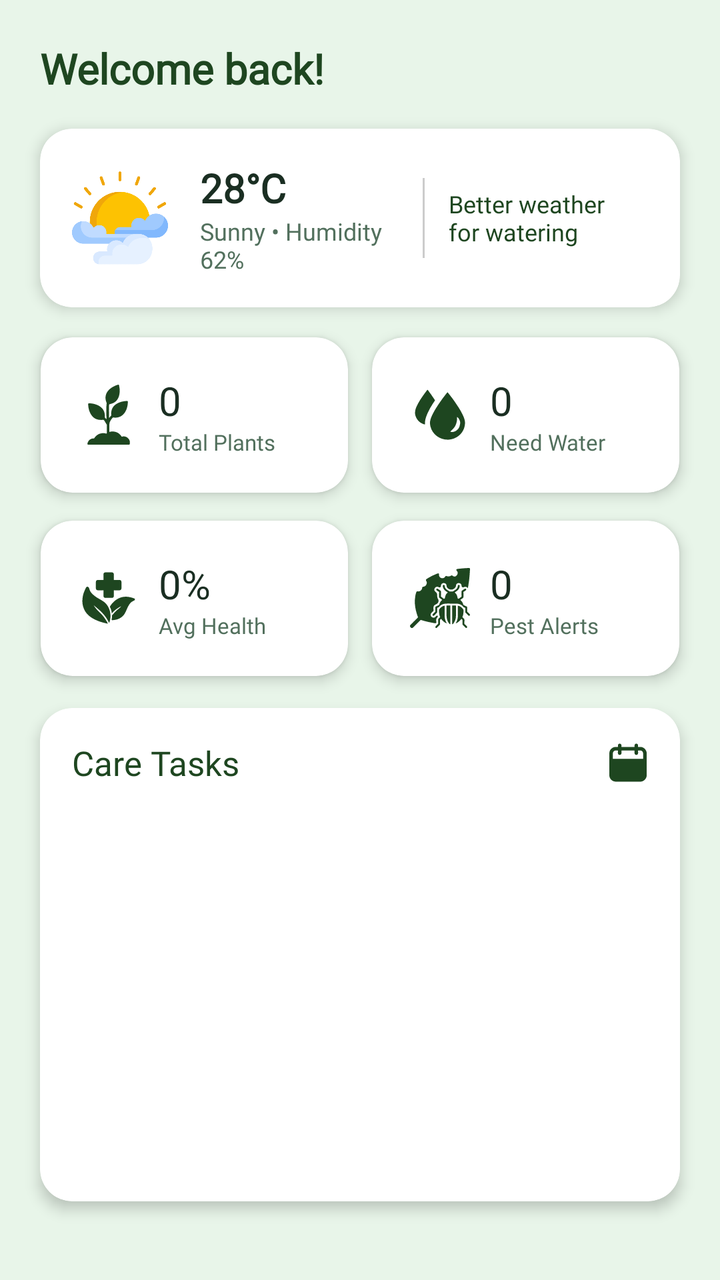
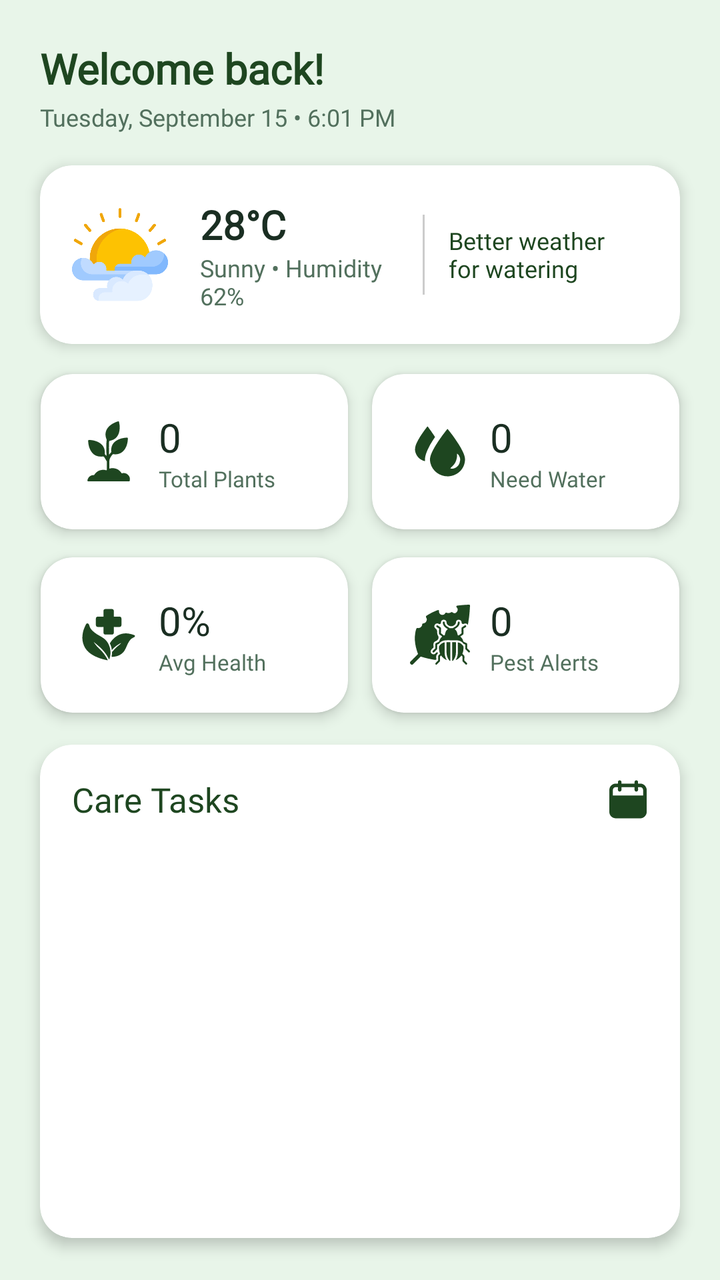

Before-and-after screenshots of an Android layout around one commit, followed by the original layout XML and the change that was made.
<!-- AndroidManifest.xml: application theme Theme.SmartGrow -->
<!-- res/layout/fragment_home.xml -->
<?xml version="1.0" encoding="utf-8"?>
<androidx.constraintlayout.widget.ConstraintLayout xmlns:android="http://schemas.android.com/apk/res/android"
    xmlns:app="http://schemas.android.com/apk/res-auto"
    android:layout_width="match_parent"
    android:layout_height="match_parent"
    xmlns:tools="http://schemas.android.com/tools"
    android:background="@color/app_background"
    android:clipChildren="false"
    android:clipToPadding="false">

    <androidx.core.widget.NestedScrollView
        android:layout_width="match_parent"
        android:layout_height="match_parent"
        android:fillViewport="true"
        android:clipChildren="false"
        android:clipToPadding="false">

        <androidx.constraintlayout.widget.ConstraintLayout
            android:layout_width="match_parent"
            android:layout_height="wrap_content"
            android:paddingTop="20dp"
            android:paddingBottom="40dp"
            android:clipChildren="false"
            android:clipToPadding="false">

            
            <TextView
                android:id="@+id/tv_user_greeting"
                android:layout_width="0dp"
                android:layout_height="wrap_content"
                android:layout_marginStart="20dp"
                android:layout_marginEnd="20dp"
                android:text="Welcome back!"
                android:textSize="21sp"
                android:textStyle="bold"
                android:textColor="@color/primary_green"
                android:fontFamily="@font/inter_extrabold"
                app:layout_constraintTop_toTopOf="parent"
                app:layout_constraintStart_toStartOf="parent"
                app:layout_constraintEnd_toEndOf="parent"/>

            
            <com.google.android.material.card.MaterialCardView
                android:id="@+id/card_weather_summary"
                android:layout_width="0dp"
                android:layout_height="wrap_content"
                android:layout_marginTop="16dp"
                android:layout_marginStart="20dp"
                android:layout_marginEnd="20dp"
                app:cardCornerRadius="16dp"
                app:cardElevation="4dp"
                app:cardBackgroundColor="@color/card_background"
                app:strokeWidth="0dp"
                app:layout_constraintTop_toBottomOf="@id/tv_user_greeting"
                app:layout_constraintStart_toStartOf="parent"
                app:layout_constraintEnd_toEndOf="parent">

                <LinearLayout
                    android:layout_width="match_parent"
                    android:layout_height="wrap_content"
                    android:gravity="center_vertical"
                    android:orientation="horizontal"
                    android:padding="16dp">

                    <ImageView
                        android:layout_width="48dp"
                        android:layout_height="48dp"
                        android:src="@drawable/ic_weather" />

                    <LinearLayout
                        android:layout_width="0dp"
                        android:layout_height="wrap_content"
                        android:layout_marginStart="16dp"
                        android:layout_weight="1"
                        android:orientation="vertical">

                        <TextView
                            android:id="@+id/tv_weather_temp"
                            android:layout_width="wrap_content"
                            android:layout_height="wrap_content"
                            android:fontFamily="@font/inter_extrabold"
                            android:text="28°C"
                            android:textColor="@color/text_primary"
                            android:textSize="20sp"
                            android:textStyle="bold" />

                        <TextView
                            android:id="@+id/tv_weather_desc"
                            android:layout_width="wrap_content"
                            android:layout_height="wrap_content"
                            android:fontFamily="@font/inter_medium"
                            android:text="Sunny • Humidity 62%"
                            android:textColor="@color/text_secondary"
                            android:textSize="12sp" />
                    </LinearLayout>

                    <View
                        android:layout_width="1dp"
                        android:layout_height="40dp"
                        android:layout_marginHorizontal="12dp"
                        android:background="@color/divider_color" />

                    <TextView
                        android:layout_width="0dp"
                        android:layout_height="wrap_content"
                        android:layout_weight="1"
                        android:fontFamily="@font/inter_medium"
                        android:text="Better weather \nfor watering"
                        android:textColor="@color/primary_green"
                        android:textSize="12sp" />
                </LinearLayout>
            </com.google.android.material.card.MaterialCardView>

            
            <androidx.constraintlayout.widget.ConstraintLayout
                android:id="@+id/layout_cards_container"
                android:layout_width="0dp"
                android:layout_height="wrap_content"
                android:layout_marginTop="10dp"
                android:layout_marginStart="20dp"
                android:layout_marginEnd="20dp"
                app:layout_constraintTop_toBottomOf="@id/card_weather_summary"
                app:layout_constraintStart_toStartOf="parent"
                app:layout_constraintEnd_toEndOf="parent"
                android:clipChildren="false"
                android:clipToPadding="false">

                <com.google.android.material.card.MaterialCardView
                    android:id="@+id/card_total_plants"
                    android:layout_width="0dp"
                    android:layout_height="wrap_content"
                    android:layout_marginEnd="6dp"
                    android:layout_marginBottom="12dp"
                    android:layout_marginTop="5dp"
                    app:cardCornerRadius="16dp"
                    app:cardElevation="4dp"
                    app:cardBackgroundColor="@color/card_background"
                    app:strokeWidth="0dp"
                    app:layout_constraintTop_toTopOf="parent"
                    app:layout_constraintStart_toStartOf="parent"
                    app:layout_constraintEnd_toStartOf="@id/card_need_water"
                    app:layout_constraintWidth_percent="0.48">

                    <LinearLayout
                        android:layout_width="match_parent"
                        android:layout_height="wrap_content"
                        android:orientation="horizontal"
                        android:gravity="center_vertical"
                        android:paddingHorizontal="14dp"
                        android:paddingVertical="18dp">
                        <ImageView
                            android:layout_width="30dp"
                            android:layout_height="30dp"
                            android:src="@drawable/ic_tp"
                            android:layout_marginLeft="5dp"
                            app:tint="@color/ic_theme_tint"/>
                        <LinearLayout
                            android:layout_width="wrap_content"
                            android:layout_height="wrap_content"
                            android:orientation="vertical"
                            android:layout_marginStart="10dp">
                            <TextView
                                android:id="@+id/tv_count_total_plants"
                                android:layout_width="wrap_content"
                                android:layout_height="wrap_content"
                                android:text="0"
                                android:textSize="20sp"
                                android:fontFamily="@font/inter_extrabold"
                                android:textColor="@color/text_primary"/>
                            <TextView
                                android:layout_width="wrap_content"
                                android:layout_height="wrap_content"
                                android:text="Total Plants"
                                android:textSize="11sp"
                                android:fontFamily="@font/inter_medium"
                                android:textColor="@color/text_secondary"/>
                        </LinearLayout>
                    </LinearLayout>
                </com.google.android.material.card.MaterialCardView>

                <com.google.android.material.card.MaterialCardView
                    android:id="@+id/card_need_water"
                    android:layout_width="0dp"
                    android:layout_height="wrap_content"
                    android:layout_marginStart="6dp"
                    android:layout_marginBottom="12dp"
                    android:layout_marginTop="5dp"
                    app:cardCornerRadius="16dp"
                    app:cardElevation="4dp"
                    app:cardBackgroundColor="@color/card_background"
                    app:strokeWidth="0dp"
                    app:layout_constraintTop_toTopOf="parent"
                    app:layout_constraintStart_toEndOf="@id/card_total_plants"
                    app:layout_constraintEnd_toEndOf="parent"
                    app:layout_constraintWidth_percent="0.48">

                    <LinearLayout
                        android:layout_width="match_parent"
                        android:layout_height="wrap_content"
                        android:gravity="center_vertical"
                        android:orientation="horizontal"
                        android:paddingHorizontal="14dp"
                        android:paddingVertical="18dp">

                        <ImageView
                            android:layout_width="30dp"
                            android:layout_height="30dp"
                            android:src="@drawable/ic_water"
                            android:layout_marginLeft="5dp"
                            app:tint="@color/ic_theme_tint"/>

                        <LinearLayout
                            android:layout_width="wrap_content"
                            android:layout_height="wrap_content"
                            android:layout_marginStart="10dp"
                            android:orientation="vertical">

                            <TextView
                                android:id="@+id/tv_count_need_water"
                                android:layout_width="wrap_content"
                                android:layout_height="wrap_content"
                                android:text="0"
                                android:textColor="@color/text_primary"
                                android:textSize="20sp"
                                android:fontFamily="@font/inter_extrabold"/>

                            <TextView
                                android:layout_width="wrap_content"
                                android:layout_height="wrap_content"
                                android:fontFamily="@font/inter_medium"
                                android:text="Need Water"
                                android:textColor="@color/text_secondary"
                                android:textSize="11sp" />
                        </LinearLayout>
                    </LinearLayout>
                </com.google.android.material.card.MaterialCardView>

                <com.google.android.material.card.MaterialCardView
                    android:id="@+id/card_avg_health"
                    android:layout_width="0dp"
                    android:layout_height="wrap_content"
                    android:layout_marginEnd="6dp"
                    android:layout_marginTop="14dp"
                    android:layout_marginBottom="10dp"
                    app:cardCornerRadius="16dp"
                    app:cardElevation="4dp"
                    app:cardBackgroundColor="@color/card_background"
                    app:strokeWidth="0dp"
                    app:layout_constraintTop_toBottomOf="@id/card_total_plants"
                    app:layout_constraintBottom_toBottomOf="parent"
                    app:layout_constraintStart_toStartOf="parent"
                    app:layout_constraintEnd_toStartOf="@id/card_pest_alerts"
                    app:layout_constraintWidth_percent="0.48">

                    <LinearLayout
                        android:layout_width="match_parent"
                        android:layout_height="wrap_content"
                        android:orientation="horizontal"
                        android:gravity="center_vertical"
                        android:paddingHorizontal="14dp"
                        android:paddingVertical="18dp">
                        <ImageView
                            android:layout_width="30dp"
                            android:layout_height="30dp"
                            android:src="@drawable/ic_avg_health"
                            android:layout_marginLeft="5dp"
                            app:tint="@color/ic_theme_tint"/>
                        <LinearLayout
                            android:layout_width="wrap_content"
                            android:layout_height="wrap_content"
                            android:orientation="vertical"
                            android:layout_marginStart="10dp">
                            <TextView
                                android:id="@+id/tv_value_avg_health"
                                android:layout_width="wrap_content"
                                android:layout_height="wrap_content"
                                android:text="0%"
                                android:textSize="20sp"
                                android:fontFamily="@font/inter_extrabold"
                                android:textColor="@color/text_primary"/>
                            <TextView
                                android:layout_width="wrap_content"
                                android:layout_height="wrap_content"
                                android:text="Avg Health"
                                android:textSize="11sp"
                                android:fontFamily="@font/inter_medium"
                                android:textColor="@color/text_secondary"/>

                        </LinearLayout>
                    </LinearLayout>
                </com.google.android.material.card.MaterialCardView>

                <com.google.android.material.card.MaterialCardView
                    android:id="@+id/card_pest_alerts"
                    android:layout_width="0dp"
                    android:layout_height="wrap_content"
                    android:layout_marginStart="6dp"
                    android:layout_marginTop="14dp"
                    android:layout_marginBottom="10dp"
                    app:cardCornerRadius="16dp"
                    app:cardElevation="4dp"
                    app:cardBackgroundColor="@color/card_background"
                    app:strokeWidth="0dp"
                    app:layout_constraintTop_toBottomOf="@id/card_need_water"
                    app:layout_constraintBottom_toBottomOf="parent"
                    app:layout_constraintStart_toEndOf="@id/card_avg_health"
                    app:layout_constraintEnd_toEndOf="parent"
                    app:layout_constraintWidth_percent="0.48">

                    <LinearLayout
                        android:layout_width="match_parent"
                        android:layout_height="wrap_content"
                        android:orientation="horizontal"
                        android:gravity="center_vertical"
                        android:paddingHorizontal="14dp"
                        android:paddingVertical="18dp">
                        <ImageView
                            android:layout_width="30dp"
                            android:layout_height="30dp"
                            android:src="@drawable/ic_pest"
                            android:layout_marginLeft="5dp"
                            app:tint="@color/ic_theme_tint"/>
                        <LinearLayout
                            android:layout_width="wrap_content"
                            android:layout_height="wrap_content"
                            android:orientation="vertical"
                            android:layout_marginStart="10dp">
                            <TextView
                                android:id="@+id/tv_count_pest_alerts"
                                android:layout_width="wrap_content"
                                android:layout_height="wrap_content"
                                android:text="0"
                                android:textSize="20sp"
                                android:fontFamily="@font/inter_extrabold"
                                android:textColor="@color/text_primary"/>
                            <TextView
                                android:layout_width="wrap_content"
                                android:layout_height="wrap_content"
                                android:text="Pest Alerts"
                                android:textSize="11sp"
                                android:fontFamily="@font/inter_medium"
                                android:textColor="@color/text_secondary"/>
                        </LinearLayout>
                    </LinearLayout>
                </com.google.android.material.card.MaterialCardView>

            </androidx.constraintlayout.widget.ConstraintLayout>

            <com.google.android.material.card.MaterialCardView
                android:layout_width="0dp"
                android:layout_height="wrap_content"
                android:layout_marginTop="6dp"
                android:layout_marginBottom="16dp"
                android:layout_marginStart="20dp"
                android:layout_marginEnd="20dp"
                app:cardCornerRadius="16dp"
                app:cardElevation="4dp"
                app:cardBackgroundColor="@color/card_background"
                app:strokeWidth="0dp"
                app:layout_constraintTop_toBottomOf="@id/layout_cards_container"
                app:layout_constraintStart_toStartOf="parent"
                app:layout_constraintEnd_toEndOf="parent">

                <LinearLayout
                    android:layout_width="match_parent"
                    android:layout_height="wrap_content"
                    android:orientation="vertical"
                    android:padding="16dp">

                    <RelativeLayout
                        android:layout_width="match_parent"
                        android:layout_height="wrap_content"
                        android:layout_marginBottom="12dp">

                        <TextView
                            android:layout_width="wrap_content"
                            android:layout_height="wrap_content"
                            android:text="Care Tasks"
                            android:textSize="17sp"
                            android:textColor="@color/primary_green"
                            android:fontFamily="@font/inter_extrabold"
                            android:layout_alignParentStart="true"
                            android:layout_centerVertical="true"/>

                        <ImageView
                            android:id="@+id/btn_open_reminders"
                            android:layout_width="20dp"
                            android:layout_height="20dp"
                            android:src="@drawable/ic_reminder"
                            android:layout_alignParentEnd="true"
                            android:layout_centerVertical="true"
                            app:tint="@color/ic_theme_tint"/>
                    </RelativeLayout>

                    <androidx.recyclerview.widget.RecyclerView
                        android:id="@+id/rv_todays_care"
                        android:layout_width="match_parent"
                        android:layout_height="180dp"
                        android:nestedScrollingEnabled="true"
                        android:scrollbars="vertical"
                        tools:listitem="@layout/item_todays_care"
                        tools:itemCount="4" />

                </LinearLayout>
            </com.google.android.material.card.MaterialCardView>

        </androidx.constraintlayout.widget.ConstraintLayout>
    </androidx.core.widget.NestedScrollView>

</androidx.constraintlayout.widget.ConstraintLayout>
<!-- res/layout/item_todays_care.xml (included above) -->
<?xml version="1.0" encoding="utf-8"?>
<androidx.constraintlayout.widget.ConstraintLayout
    xmlns:android="http://schemas.android.com/apk/res/android"
    xmlns:app="http://schemas.android.com/apk/res-auto"
    android:layout_width="match_parent"
    android:layout_height="wrap_content"
    android:paddingVertical="10dp"
    android:paddingHorizontal="8dp">

    
    <ImageView
        android:id="@+id/iv_plant_image"
        android:layout_width="40dp"
        android:layout_height="40dp"
        android:src="@drawable/img_9"
        android:scaleType="centerCrop"
        app:layout_constraintTop_toTopOf="parent"
        app:layout_constraintBottom_toBottomOf="parent"
        app:layout_constraintStart_toStartOf="parent" />

    
    <TextView
        android:id="@+id/tv_plant_name"
        android:layout_width="0dp"
        android:layout_height="wrap_content"
        android:layout_marginStart="12dp"
        android:layout_marginEnd="12dp"
        android:layout_marginTop="3dp"
        android:text="Monstera Deliciosa"
        android:textSize="10sp"
        android:fontFamily="@font/inter_extrabold"
        android:textColor="@color/text_primary"
        app:layout_constraintTop_toTopOf="@id/iv_plant_image"
        app:layout_constraintStart_toEndOf="@id/iv_plant_image"
        app:layout_constraintEnd_toStartOf="@id/btn_action" />

    
    <TextView
        android:id="@+id/tv_plant_due"
        android:layout_width="0dp"
        android:layout_height="wrap_content"
        android:layout_marginStart="12dp"
        android:layout_marginEnd="12dp"
        android:text="💧 Due is 2 hours"
        android:textSize="8sp"
        android:fontFamily="@font/inter_medium"
        android:textColor="@color/primary_green"
        app:layout_constraintTop_toBottomOf="@id/tv_plant_name"
        app:layout_constraintStart_toEndOf="@id/iv_plant_image"
        app:layout_constraintEnd_toStartOf="@id/btn_action" />

    
    <com.google.android.material.button.MaterialButton
        android:id="@+id/btn_action"
        android:layout_width="wrap_content"
        android:layout_height="36dp"
        android:text="Water Now"
        android:textSize="10sp"
        android:textColor="@color/app_background"
        android:backgroundTint="@color/primary_green"
        android:gravity="center"
        android:paddingHorizontal="13dp"
        app:cornerRadius="18dp"
        app:elevation="0dp"
        app:layout_constraintTop_toTopOf="parent"
        app:layout_constraintBottom_toBottomOf="parent"
        app:layout_constraintEnd_toEndOf="parent" />

</androidx.constraintlayout.widget.ConstraintLayout>
<!-- resources referenced by this layout -->
<resources>
  <color name="app_background">#E8F5E9</color>
  <color name="card_background">#FFFFFF</color>
  <color name="divider_color">#CCCCCC</color>
  <color name="ic_theme_tint">#1e4620</color>
  <color name="primary_green">#1e4620</color>
  <color name="text_primary">#1A2E22</color>
  <color name="text_secondary">#52705D</color>
  <!-- drawable ic_avg_health: vector/xml drawable (drawable, 3712 chars, omitted) -->
  <!-- drawable ic_pest: vector/xml drawable (drawable, 10230 chars, omitted) -->
  <!-- drawable ic_reminder: vector/xml drawable (drawable, 2240 chars, omitted) -->
  <!-- drawable ic_tp: vector/xml drawable (drawable, 3330 chars, omitted) -->
  <!-- drawable ic_water: vector/xml drawable (drawable, 2115 chars, omitted) -->
  <!-- drawable ic_weather: png bitmap (drawable, 20646 bytes) -->
  <!-- drawable img_9: png bitmap (drawable, 48926 bytes) -->
  <style name="Theme.SmartGrow" parent="Base.Theme.SmartGrow" />
  <style name="Base.Theme.SmartGrow" parent="Theme.Material3.DayNight.NoActionBar">
          <item name="android:windowBackground">@color/app_background</item>
          <item name="android:windowDisablePreview">true</item>
  
          
          <item name="android:statusBarColor">@color/app_background</item>
          <item name="android:windowLightStatusBar">true</item>
  
          
          <item name="android:navigationBarColor">@color/app_background</item>
          <item name="android:windowLightNavigationBar" tools:targetApi="o_mr1">true</item>
  
          <item name="android:windowDrawsSystemBarBackgrounds">true</item>
          <item name="android:windowTranslucentStatus">false</item>
          <item name="android:windowTranslucentNavigation">false</item>
      </style>
</resources>

<!-- the commit's change to res/layout/fragment_home.xml (unified diff, before → after) -->
@@ -40,6 +40,22 @@
                 app:layout_constraintEnd_toEndOf="parent"/>
 
             
+            <TextView
+                android:id="@+id/tv_day_time"
+                android:layout_width="0dp"
+                android:layout_height="wrap_content"
+                android:layout_marginStart="20dp"
+                android:layout_marginEnd="20dp"
+                android:layout_marginTop="2dp"
+                android:text="Tuesday, September 15 • 6:01 PM"
+                android:textSize="12sp"
+                android:fontFamily="@font/inter_medium"
+                android:textColor="@color/text_secondary"
+                app:layout_constraintTop_toBottomOf="@id/tv_user_greeting"
+                app:layout_constraintStart_toStartOf="parent"
+                app:layout_constraintEnd_toEndOf="parent"/>
+
+            
             <com.google.android.material.card.MaterialCardView
                 android:id="@+id/card_weather_summary"
                 android:layout_width="0dp"
@@ -51,7 +67,7 @@
                 app:cardElevation="4dp"
                 app:cardBackgroundColor="@color/card_background"
                 app:strokeWidth="0dp"
-                app:layout_constraintTop_toBottomOf="@id/tv_user_greeting"
+                app:layout_constraintTop_toBottomOf="@id/tv_day_time"
                 app:layout_constraintStart_toStartOf="parent"
                 app:layout_constraintEnd_toEndOf="parent">
 
@@ -63,9 +79,10 @@
                     android:padding="16dp">
 
                     <ImageView
+                        android:id="@+id/iv_weather_icon"
                         android:layout_width="48dp"
                         android:layout_height="48dp"
-                        android:src="@drawable/ic_weather" />
+                        android:src="@drawable/ic_partly_cloudy" />
 
                     <LinearLayout
                         android:layout_width="0dp"
@@ -101,6 +118,7 @@
                         android:background="@color/divider_color" />
 
                     <TextView
+                        android:id="@+id/tv_watering_advice"
                         android:layout_width="0dp"
                         android:layout_height="wrap_content"
                         android:layout_weight="1"
@@ -419,15 +437,24 @@
     android:paddingHorizontal="8dp">
 
     
-    <ImageView
-        android:id="@+id/iv_plant_image"
-        android:layout_width="40dp"
-        android:layout_height="40dp"
-        android:src="@drawable/img_9"
-        android:scaleType="centerCrop"
+    <androidx.cardview.widget.CardView
+        android:id="@+id/card_plant_image"
+        android:layout_width="48dp"
+        android:layout_height="48dp"
+        app:cardCornerRadius="12dp"
+        app:cardElevation="0dp"
         app:layout_constraintTop_toTopOf="parent"
         app:layout_constraintBottom_toBottomOf="parent"
-        app:layout_constraintStart_toStartOf="parent" />
+        app:layout_constraintStart_toStartOf="parent">
+
+        <ImageView
+            android:id="@+id/iv_plant_image"
+            android:layout_width="match_parent"
+            android:layout_height="match_parent"
+            android:scaleType="centerCrop"
+            android:src="@drawable/img_9" />
+
+    </androidx.cardview.widget.CardView>
 
     
     <TextView
@@ -441,8 +468,8 @@
         android:textSize="10sp"
         android:fontFamily="@font/inter_extrabold"
         android:textColor="@color/text_primary"
-        app:layout_constraintTop_toTopOf="@id/iv_plant_image"
-        app:layout_constraintStart_toEndOf="@id/iv_plant_image"
+        app:layout_constraintTop_toTopOf="@id/card_plant_image"
+        app:layout_constraintStart_toEndOf="@id/card_plant_image"
         app:layout_constraintEnd_toStartOf="@id/btn_action" />
 
     
@@ -457,7 +484,7 @@
         android:fontFamily="@font/inter_medium"
         android:textColor="@color/primary_green"
         app:layout_constraintTop_toBottomOf="@id/tv_plant_name"
-        app:layout_constraintStart_toEndOf="@id/iv_plant_image"
+        app:layout_constraintStart_toEndOf="@id/card_plant_image"
         app:layout_constraintEnd_toStartOf="@id/btn_action" />
 
     
<!-- resource entries referenced after the edit -->
@@ -8,11 +8,11 @@
   <color name="text_primary">#1A2E22</color>
   <color name="text_secondary">#52705D</color>
   <!-- drawable ic_avg_health: vector/xml drawable (drawable, 3712 chars, omitted) -->
+  <!-- drawable ic_partly_cloudy: png bitmap (drawable, 20646 bytes) -->
   <!-- drawable ic_pest: vector/xml drawable (drawable, 10230 chars, omitted) -->
   <!-- drawable ic_reminder: vector/xml drawable (drawable, 2240 chars, omitted) -->
   <!-- drawable ic_tp: vector/xml drawable (drawable, 3330 chars, omitted) -->
   <!-- drawable ic_water: vector/xml drawable (drawable, 2115 chars, omitted) -->
-  <!-- drawable ic_weather: png bitmap (drawable, 20646 bytes) -->
   <!-- drawable img_9: png bitmap (drawable, 48926 bytes) -->
   <style name="Theme.SmartGrow" parent="Base.Theme.SmartGrow" />
   <style name="Base.Theme.SmartGrow" parent="Theme.Material3.DayNight.NoActionBar">
